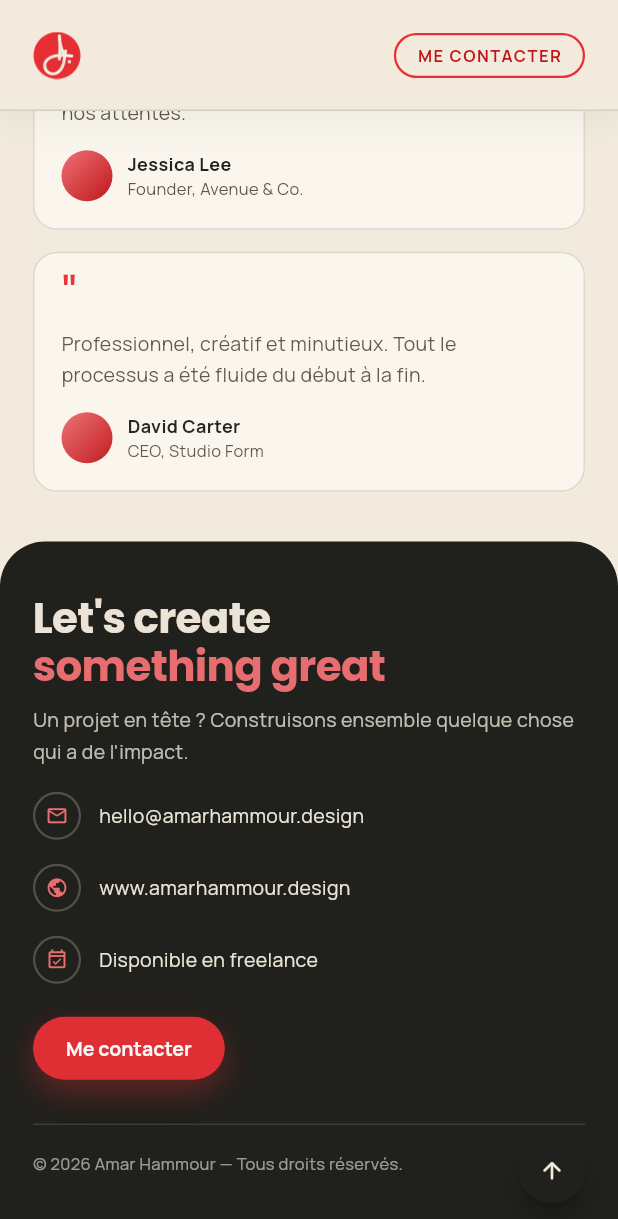
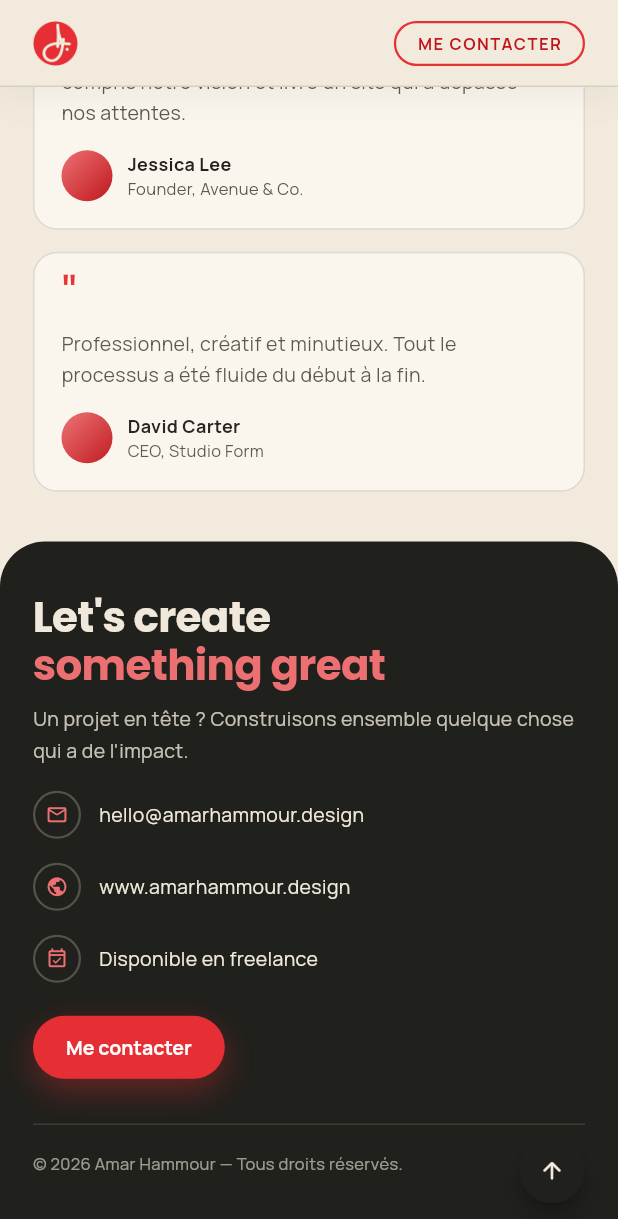
Before and after one commit to koceilaidir/portfolioamar, a Flutter app: the screen it shows after launch, after a tap on "ME CONTACTER", on a phone screen of 412 x 824 dp. Shown: the top 1219 px of the screen. Run offline on Flutter 3.47's test engine with Material 3 defaults, Android fonts, the phone set to English and light mode, and no system bars; our stand-ins replace file_picker, supabase_flutter; accounts and stored records are empty.

Commit message:
mise a jour du hero

```diff
--- a/lib/data/repositories/static_portfolio_repository.dart
+++ b/lib/data/repositories/static_portfolio_repository.dart
@@ -27,9 +27,7 @@ class StaticPortfolioRepository implements PortfolioRepository {
   static const PortfolioContent content = PortfolioContent(
     profile: ProfileInfo(
       role: 'Web Designer',
-      heroSentence:
-          "Bonjour, moi c'est • *Amar Hammour*. Je conçois des • expériences "
-          'digitales qui aident les marques à se démarquer.',
+      heroSentence: '',
       firstName: 'Amar',
       lastName: 'Hammour',
       subrole: 'Web Designer & Digital Creative',
--- a/lib/data/repositories/supabase_portfolio_repository.dart
+++ b/lib/data/repositories/supabase_portfolio_repository.dart
@@ -49,8 +49,8 @@ class SupabasePortfolioRepository implements PortfolioRepository {
     return PortfolioContent(
       profile: ProfileInfo(
         role: _text(settings, 'role', _fallback.profile.role),
-        heroSentence: _text(
-            settings, 'hero_sentence', _fallback.profile.heroSentence),
+        heroSentence:
+            (settings['hero_sentence'] as String?)?.trim() ?? '',
         firstName: _text(settings, 'first_name', _fallback.profile.firstName),
         lastName: _text(settings, 'last_name', _fallback.profile.lastName),
         subrole: _text(settings, 'subrole', _fallback.profile.subrole),
--- a/lib/presentation/admin/admin_tabs.dart
+++ b/lib/presentation/admin/admin_tabs.dart
@@ -14,7 +14,7 @@ class SettingsTab extends StatefulWidget {
   static const List<AdminField> fields = <AdminField>[
     AdminField(
       'hero_sentence',
-      'Phrase de présentation du hero',
+      'Phrase du hero (optionnelle, vide = rien)',
       kind: AdminFieldKind.multiline,
       hint: '*mot* = mis en avant en gras',
     ),
--- a/lib/presentation/home/home_page.dart
+++ b/lib/presentation/home/home_page.dart
@@ -83,11 +83,20 @@ class _HomePageState extends State<HomePage> {
   }
 
   Future<void> _scrollToTop() {
+    if (!_scrollController.hasClients) return Future<void>.value();
     return _scrollController.animateTo(
       0,
       duration: const Duration(milliseconds: 650),
       curve: Curves.easeInOutCubic,
     );
+  }
+
+  void _goHome() {
+    final NavigatorState navigator = Navigator.of(context);
+    if (navigator.canPop()) {
+      navigator.popUntil((Route<dynamic> route) => route.isFirst);
+    }
+    _scrollToTop();
   }
 
   @override
@@ -109,7 +118,8 @@ class _HomePageState extends State<HomePage> {
                   children: <Widget>[
                     HeroSection(
                       profile: content.profile,
-                      topPadding: SiteHeader.totalHeight(context),
+                      topPadding: SiteHeader.totalHeight(context) -
+                          SiteHeader.barHeight(context) * 0.45,
                       onProjects: () => _scrollTo(_projectsKey, extra: 12),
                       onContact: () => _scrollTo(_contactKey),
                     ),
@@ -157,6 +167,7 @@ class _HomePageState extends State<HomePage> {
               child: SiteHeader(
                 scrollOffset: _scrollOffset,
                 onContact: () => _scrollTo(_contactKey),
+                onLogoTap: _goHome,
                 navItems: <NavItem>[
                   NavItem(
                     label: 'Projets',
--- a/lib/presentation/home/sections/hero_section.dart
+++ b/lib/presentation/home/sections/hero_section.dart
@@ -27,18 +27,17 @@ class HeroSection extends StatelessWidget {
   Widget build(BuildContext context) {
     final ScreenSize size = Breakpoints.of(context);
     final double wordmarkWidth =
-        responsive<double>(size, mobile: 320, tablet: 470, desktop: 610);
+        responsive<double>(size, mobile: 344, tablet: 600, desktop: 790);
     final double ledeSize =
         responsive<double>(size, mobile: 14.5, tablet: 17, desktop: 19);
     final double ledeWidth =
         responsive<double>(size, mobile: 520, tablet: 580, desktop: 660);
-    final double minHeight =
-        (MediaQuery.sizeOf(context).height - topPadding).clamp(440.0, 880.0);
+    final bool hasSentence = profile.heroSentence.trim().isNotEmpty;
 
     return Padding(
       padding: EdgeInsets.only(
         top: topPadding,
-        bottom: responsive<double>(size, mobile: 30, tablet: 50, desktop: 70),
+        bottom: responsive<double>(size, mobile: 34, tablet: 54, desktop: 74),
       ),
       child: Stack(
         children: <Widget>[
@@ -48,10 +47,7 @@ class HeroSection extends StatelessWidget {
               center: const Alignment(0, -0.1),
             ),
           ),
-          ConstrainedBox(
-            constraints: BoxConstraints(minHeight: minHeight),
-            child: Center(
-              child: ContentContainer(
+          ContentContainer(
             child: Reveal(
               offsetY: 20,
               child: Column(
@@ -61,7 +57,7 @@ class HeroSection extends StatelessWidget {
                   SizedBox(
                     width: wordmarkWidth,
                     child: AspectRatio(
-                          aspectRatio: 1600 / 1018,
+                      aspectRatio: 1600 / 911,
                       child: Image.asset(
                         'assets/images/portfolio-wordmark.webp',
                         fit: BoxFit.contain,
@@ -70,9 +66,10 @@ class HeroSection extends StatelessWidget {
                       ),
                     ),
                   ),
+                  if (hasSentence) ...<Widget>[
                     SizedBox(
                       height: responsive<double>(size,
-                            mobile: 4, tablet: 6, desktop: 8),
+                          mobile: 0, tablet: 2, desktop: 4),
                     ),
                     ConstrainedBox(
                       constraints: BoxConstraints(maxWidth: ledeWidth),
@@ -88,9 +85,10 @@ class HeroSection extends StatelessWidget {
                         ),
                       ),
                     ),
+                  ],
                   SizedBox(
                     height: responsive<double>(size,
-                            mobile: 12, tablet: 15, desktop: 17),
+                        mobile: 10, tablet: 12, desktop: 14),
                   ),
                   Text(
                     profile.signature,
@@ -102,7 +100,7 @@ class HeroSection extends StatelessWidget {
                   ),
                   SizedBox(
                     height: responsive<double>(size,
-                            mobile: 14, tablet: 17, desktop: 19),
+                        mobile: 12, tablet: 14, desktop: 16),
                   ),
                   Wrap(
                     alignment: WrapAlignment.center,
@@ -121,8 +119,6 @@ class HeroSection extends StatelessWidget {
               ),
             ),
           ),
-            ),
-          ),
         ],
       ),
     );
--- a/lib/presentation/home/sections/site_header.dart
+++ b/lib/presentation/home/sections/site_header.dart
@@ -19,19 +19,21 @@ class SiteHeader extends StatelessWidget {
     super.key,
     required this.scrollOffset,
     required this.onContact,
+    required this.onLogoTap,
     this.navItems = const <NavItem>[],
   });
 
   final ValueListenable<double> scrollOffset;
   final VoidCallback onContact;
+  final VoidCallback onLogoTap;
   final List<NavItem> navItems;
 
   static double barHeight(BuildContext context) {
     return responsive<double>(
       Breakpoints.of(context),
-      mobile: 74,
-      tablet: 76,
-      desktop: 82,
+      mobile: 58,
+      tablet: 60,
+      desktop: 64,
     );
   }
 
@@ -50,7 +52,7 @@ class SiteHeader extends StatelessWidget {
         final double t = (offset / 48).clamp(0.0, 1.0);
         return DecoratedBox(
           decoration: BoxDecoration(
-            color: AppColors.cream.withValues(alpha: 0.72 + 0.28 * t),
+            color: AppColors.cream.withValues(alpha: t),
             border: Border(
               bottom: BorderSide(
                 color: AppColors.line.withValues(alpha: 0.14 * t),
@@ -74,12 +76,26 @@ class SiteHeader extends StatelessWidget {
           child: ContentContainer(
             child: Row(
               children: <Widget>[
-                Image.asset(
-                  'assets/logo/logo.png',
-                  height: responsive<double>(size,
-                      mobile: 32, tablet: 36, desktop: 40),
-                  filterQuality: FilterQuality.high,
-                  semanticLabel: 'Amar Hammour',
+                Tooltip(
+                  message: 'Retour en haut',
+                  waitDuration: const Duration(milliseconds: 600),
+                  child: HoverRegion(
+                    onTap: onLogoTap,
+                    builder: (BuildContext context, bool hovered) {
+                      return AnimatedScale(
+                        duration: const Duration(milliseconds: 200),
+                        curve: Curves.easeOut,
+                        scale: hovered ? 1.08 : 1,
+                        child: Image.asset(
+                          'assets/logo/logo.png',
+                          height: responsive<double>(size,
+                              mobile: 30, tablet: 32, desktop: 36),
+                          filterQuality: FilterQuality.high,
+                          semanticLabel: 'Amar Hammour, retour en haut',
+                        ),
+                      );
+                    },
+                  ),
                 ),
                 const Spacer(),
                 if (showNav) ...<Widget>[
```
Also changed, not shown: assets/images/portfolio-wordmark.webp, 2 other files. Lines whose indentation alone changed are shown as unchanged.
